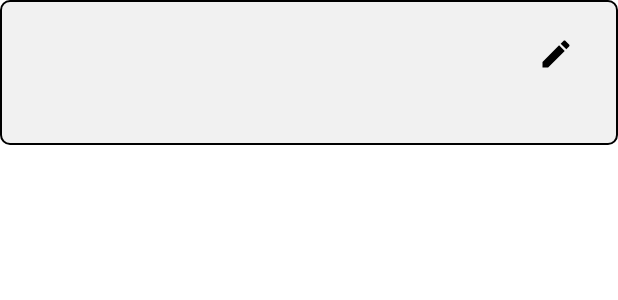
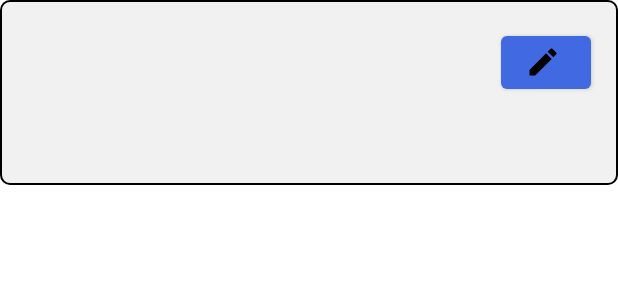
Before and after one commit to FelipeESchmidt/java-android-shopwise, an Android app: the layout _item_historic.xml on its own in the app's theme, with its tools: preview values and no code run, on a phone screen of 412 x 824 dp. Shown: the top 300 px of the screen. Run offline under Robolectric (Android 15) with nearby library versions, the phone set to English and light mode, and no system bars.

Commit message:
feat: melhorando componente de histórico e adicionando divider entre os itens

```diff
--- /dev/null
+++ b/app/src/main/res/drawable/divider.xml
@@ -0,0 +1,6 @@
+<?xml version="1.0" encoding="utf-8"?>
+<shape xmlns:android="http://schemas.android.com/apk/res/android">
+    <size
+        android:height="18dp"
+        android:width="0dp"/>
+</shape>
--- a/app/src/main/res/layout/_item_historic.xml
+++ b/app/src/main/res/layout/_item_historic.xml
@@ -8,61 +8,66 @@
     android:layout_marginBottom="10dp" >
 
     <LinearLayout
-        android:layout_width="410dp"
+        android:layout_width="match_parent"
         android:layout_height="wrap_content"
         android:layout_weight="1"
         android:background="@drawable/border"
         android:orientation="vertical">
 
-        <LinearLayout
-            android:layout_width="410dp"
-            android:layout_height="65dp"
-            android:orientation="horizontal">
+        <RelativeLayout
+            android:layout_width="match_parent"
+            android:layout_height="65dp">
 
             <TextView
                 android:id="@+id/listName"
                 android:layout_width="match_parent"
-                android:layout_height="wrap_content"
-                android:layout_marginStart="12dp"
-                android:layout_marginTop="12dp"
-                android:layout_weight="1" />
+                android:layout_height="65dp"
+                android:layout_toStartOf="@id/editButton"
+                android:layout_marginHorizontal="18dp"
+                android:layout_marginTop="18dp"
+                android:gravity="center_vertical"
+                android:textSize="20sp" />
 
             <Button
                 android:id="@+id/editButton"
-                style="@style/Widget.AppCompat.Button.Borderless"
-                android:layout_width="55dp"
-                android:layout_height="wrap_content"
-                android:layout_marginTop="12dp"
-                android:layout_marginEnd="12dp"
+                android:layout_width="60dp"
+                android:layout_height="65dp"
+                android:layout_marginTop="18dp"
+                android:layout_marginEnd="18dp"
+                android:layout_alignParentEnd="true"
                 android:contentDescription="@string/historic_item_edit_name"
                 app:icon="@drawable/baseline_edit_24"
-                app:iconPadding="4dp"
+                app:iconPadding="8dp"
                 app:iconTint="#000000" />
 
-        </LinearLayout>
+        </RelativeLayout>
 
-        <LinearLayout
+        <RelativeLayout
             android:layout_width="match_parent"
-            android:layout_height="match_parent"
-            android:orientation="horizontal">
+            android:layout_height="wrap_content"
+            android:layout_marginBottom="18dp" >
 
             <TextView
                 android:id="@+id/quantityItem"
-                android:layout_width="120dp"
-                android:layout_height="match_parent"
-                android:layout_marginStart="12dp"
-                android:layout_marginBottom="12dp"
-                android:layout_weight="1" />
+                android:layout_width="25dp"
+                android:layout_height="40dp"
+                android:layout_marginHorizontal="18dp"
+                android:layout_alignParentStart="true"
+                android:gravity="center_vertical"
+                android:textSize="18sp" />
 
             <TextView
                 android:id="@+id/productText"
                 android:layout_width="match_parent"
-                android:layout_height="wrap_content"
-                android:layout_marginStart="12dp"
-                android:layout_marginEnd="12dp"
-                android:layout_marginBottom="12dp"
-                android:layout_weight="1" />
-        </LinearLayout>
+                android:layout_height="40dp"
+                android:layout_marginEnd="18dp"
+                android:layout_alignParentEnd="true"
+                android:layout_toEndOf="@id/quantityItem"
+                android:gravity="center_vertical"
+                android:textSize="18sp" />
+
+        </RelativeLayout>
+
     </LinearLayout>
 
 </LinearLayout>
--- a/app/src/main/res/layout/activity_historic.xml
+++ b/app/src/main/res/layout/activity_historic.xml
@@ -21,7 +21,9 @@
             android:orientation="vertical"
             android:layout_marginBottom="80dp"
             android:layout_margin="10dp"
-            app:layout_constraintTop_toTopOf="parent">
+            app:layout_constraintTop_toTopOf="parent"
+            android:divider="@drawable/divider"
+            android:showDividers="middle" >
 
         </LinearLayout>
 
```
